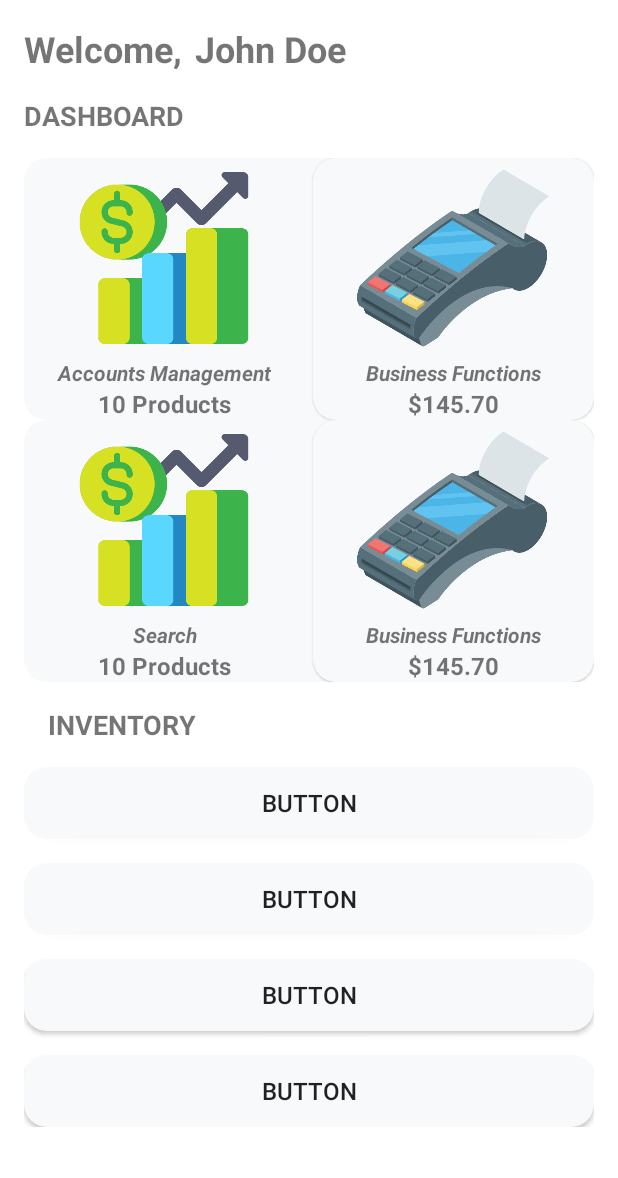
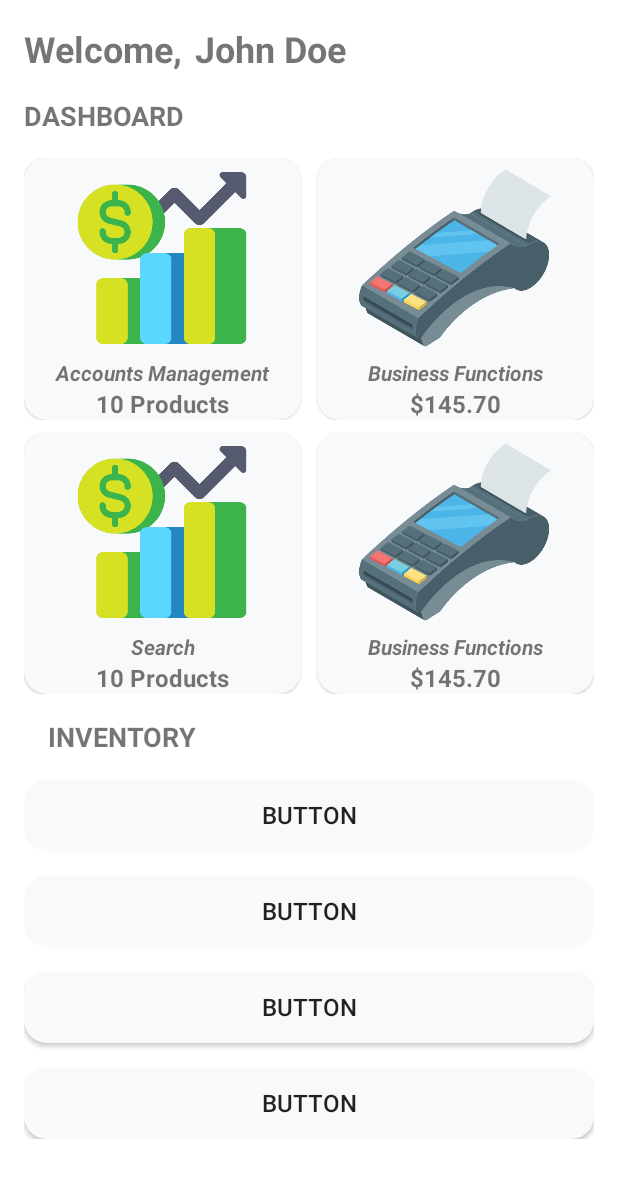
Before and after one commit to bpan2/SBRMS-2, an Android app: the layout landing_page.xml on its own in the app's theme, with its tools: preview values and no code run, on a phone screen of 412 x 824 dp. Shown: the top 1178 px of the screen. Run offline under Robolectric (Android 15) with nearby library versions, the phone set to English and light mode, and no system bars.

Commit message:
fixed ui

```diff
--- a/app/src/main/res/layout/landing_page.xml
+++ b/app/src/main/res/layout/landing_page.xml
@@ -67,15 +67,16 @@
                 <LinearLayout
                     android:layout_width="match_parent"
                     android:layout_height="match_parent"
-                    android:background="@drawable/background_dashboard_items"
                     android:orientation="horizontal"
                     android:baselineAligned="false">
 
                     <LinearLayout
                         android:layout_width="wrap_content"
                         android:layout_height="wrap_content"
+                        android:background="@drawable/background_dashboard_items"
                         android:layout_weight="1"
                         android:elevation="1dp"
+                        android:layout_marginEnd="5dp"
                         android:orientation="vertical">
 
                         <ImageView
@@ -148,14 +149,16 @@
                 <LinearLayout
                     android:layout_width="match_parent"
                     android:layout_height="wrap_content"
-                    android:background="@drawable/background_dashboard_items"
                     android:orientation="horizontal"
+                    android:layout_marginTop="8dp"
                     android:baselineAligned="false">
 
                     <LinearLayout
                         android:layout_width="wrap_content"
                         android:layout_height="wrap_content"
                         android:layout_weight="1"
+                        android:background="@drawable/background_dashboard_items"
+                        android:layout_marginEnd="5dp"
                         android:elevation="1dp"
                         android:orientation="vertical">
 
```
